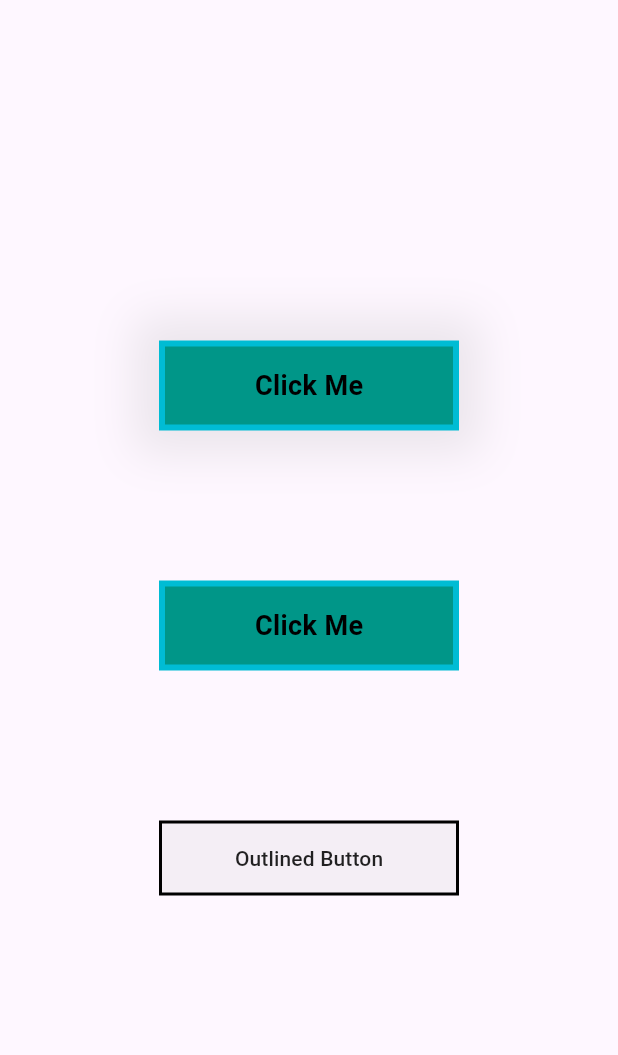
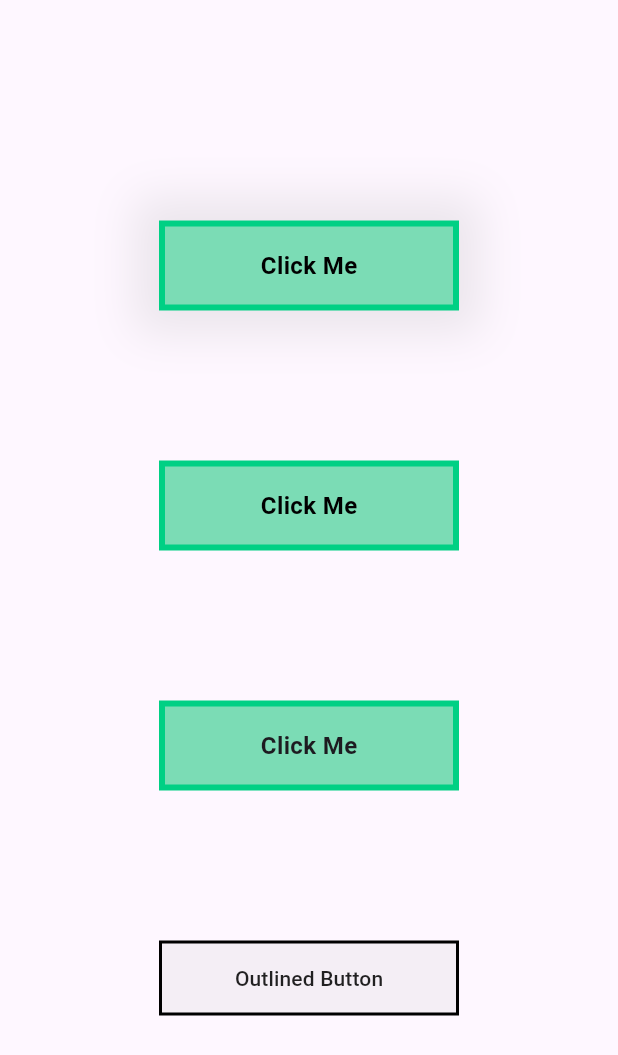
Before and after one commit to fadyZaherEng/DifferentAnimationWidget, a Flutter app: the screen it shows after launch, on a phone screen of 412 x 824 dp. Shown: the top 1055 px of the screen. Run offline on Flutter 3.47's test engine with Material 3 defaults, Android fonts, the phone set to English and light mode, and no system bars; our stand-ins replace like_button, page_transition.

Commit message:
animation different widget explict , implicit ,custom and build in animation

```diff
--- a/lib/custom_explicit_animation/custom_button_anim.dart
+++ b/lib/custom_explicit_animation/custom_button_anim.dart
@@ -21,7 +21,8 @@ class _CustomBtnAnimState extends State<CustomBtnAnim>
     with SingleTickerProviderStateMixin {
   double width = 200;
   double height = 60;
-  Color color = Colors.teal;
+  Color color = const Color(0xFF7bdcb5);
+  Color border = const Color(0xFF00d084);
   bool opacity = false;
   Animation<double>? animation;
   Animation<ContainerDetails>? _animation;
@@ -35,13 +36,6 @@ class _CustomBtnAnimState extends State<CustomBtnAnim>
         seconds: 1,
       ),
     );
-    // animation = Tween<double>(
-    //   begin: 0,
-    //   end: 1,
-    // ).animate(CurvedAnimation(
-    //   parent: animationController!,
-    //   curve: Curves.linear,
-    // ));
     _animation = Tween<ContainerDetails>(
       begin: ContainerDetails(0, 0, 0),
       end: ContainerDetails(200, 50, 2),
@@ -73,6 +67,10 @@ class _CustomBtnAnimState extends State<CustomBtnAnim>
               height: 100,
             ),
             customBtnWidgetAnim(),
+            const SizedBox(
+              height: 100,
+            ),
+            customAnotherBtn3(),
             const SizedBox(
               height: 100,
             ),
@@ -115,7 +113,7 @@ class _CustomBtnAnimState extends State<CustomBtnAnim>
                 color: color,
                 border: Border.all(
                   width: 4,
-                  color: Colors.cyan,
+                  color: border,
                 ),
                 boxShadow: [
                   BoxShadow(
@@ -131,7 +129,7 @@ class _CustomBtnAnimState extends State<CustomBtnAnim>
                   "Click Me",
                   style: TextStyle(
                     color: opacity ? Colors.white : Colors.black,
-                    fontSize: 18,
+                    fontSize: 16,
                     fontWeight: FontWeight.bold,
                   ),
                 ),
@@ -331,9 +329,9 @@ class _CustomBtnAnimState extends State<CustomBtnAnim>
                   height: height,
                   width: width,
                   decoration: BoxDecoration(
-                    color: Colors.teal,
+                    color: color,
                     border: Border.all(
-                      color: Colors.cyan,
+                      color: border,
                       width: 4,
                     ),
                   ),
@@ -342,7 +340,7 @@ class _CustomBtnAnimState extends State<CustomBtnAnim>
                       'Click Me',
                       style: TextStyle(
                         color: Colors.black,
-                        fontSize: 18,
+                        fontSize: 16,
                         fontWeight: FontWeight.bold,
                       ),
                     ),
@@ -360,15 +358,15 @@ class _CustomBtnAnimState extends State<CustomBtnAnim>
                   child: Container(
                     height: height - 2,
                     width: width,
-                    decoration: const BoxDecoration(
-                      color: Colors.teal,
+                    decoration: BoxDecoration(
+                      color: color,
                     ),
                     child: const Center(
                       child: Text(
                         'Click Me',
                         style: TextStyle(
                           color: Colors.white,
-                          fontSize: 18,
+                          fontSize: 16,
                           fontWeight: FontWeight.bold,
                         ),
                       ),
@@ -412,6 +410,84 @@ class _CustomBtnAnimState extends State<CustomBtnAnim>
           ),
         ),
       );
+
+  customAnotherBtn3() {
+    return InkWell(
+      onTap: () {
+        opacity = !opacity;
+        setState(() {
+          Future.delayed(const Duration(
+            seconds: 2,
+          )).then((value) {
+            opacity = !opacity;
+          });
+        });
+      },
+      child: SizedBox(
+        height: height,
+        width: width,
+        child: Stack(
+          children: [
+            Container(
+              height: height,
+              width: width,
+              decoration: BoxDecoration(
+                color: color,
+                border: Border.all(
+                  color: border,
+                  width: 4,
+                ),
+              ),
+              child: const Center(
+                child: Text(
+                  'Click Me',
+                  style: TextStyle(
+                    fontSize: 16,
+                    fontWeight: FontWeight.bold,
+                  ),
+                ),
+              ),
+            ),
+            AnimatedOpacity(
+              duration: const Duration(
+                milliseconds: 600,
+              ),
+              opacity: opacity ? 1 : 0,
+              child: AnimatedAlign(
+                duration: const Duration(
+                  milliseconds: 600,
+                ),
+                alignment: const Alignment(0, 0),
+                child: AnimatedContainer(
+                  duration: const Duration(
+                    milliseconds: 600,
+                  ),
+                  height: opacity ? 0 : height,
+                  width: opacity ? 0 : width,
+                  alignment: Alignment.center,
+                  decoration: BoxDecoration(
+                    color: color,
+                    border: Border.all(
+                      color: Colors.white,
+                      width: 4,
+                    ),
+                  ),
+                  child: const Center(
+                    child: Text(
+                      'Click Me',
+                      style: TextStyle(
+                        fontSize: 16,
+                      ),
+                    ),
+                  ),
+                ),
+              ),
+            ),
+          ],
+        ),
+      ),
+    );
+  }
 }
 
 class OutlineButtonTransition extends AnimatedWidget {
--- a/lib/main.dart
+++ b/lib/main.dart
@@ -23,8 +23,14 @@ class MyApp extends StatelessWidget {
     return MaterialApp(
       debugShowCheckedModeBanner: false,
       theme: ThemeData(
-        colorScheme: ColorScheme.fromSeed(seedColor: Colors.deepPurple),
+        //colorScheme: ColorScheme.fromSeed(seedColor: Colors.deepPurple),
         useMaterial3: true,
+        //colorSchemeSeed: Colors.deepPurple,
+        primaryColor: Colors.teal,
+        primarySwatch: Colors.teal,
+        // appBarTheme: const AppBarTheme(
+        //   backgroundColor: Colors.teal,
+        // ),
       ),
       home: const CustomBtnAnim(),
     );
```
